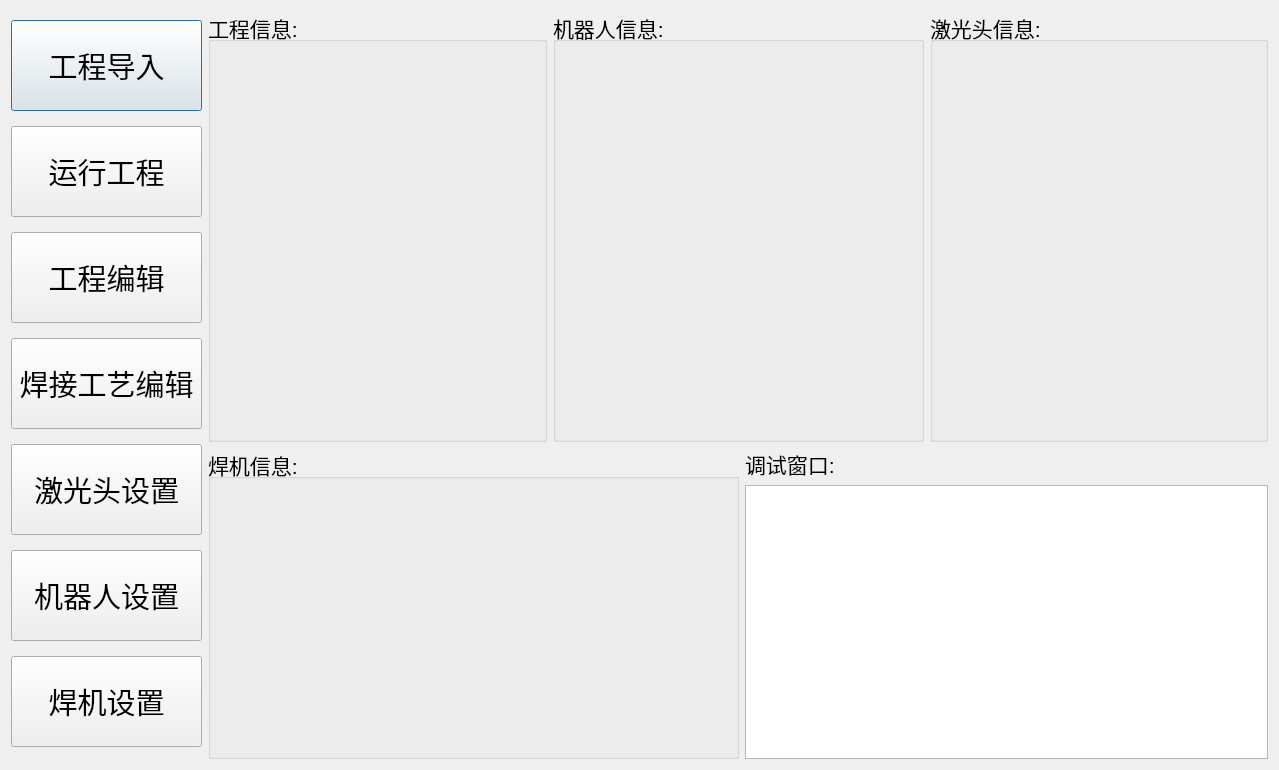
Before: the Qt Designer form qtweldingdlg.ui in qubo188612/qtwelding, drawn with Qt 5.
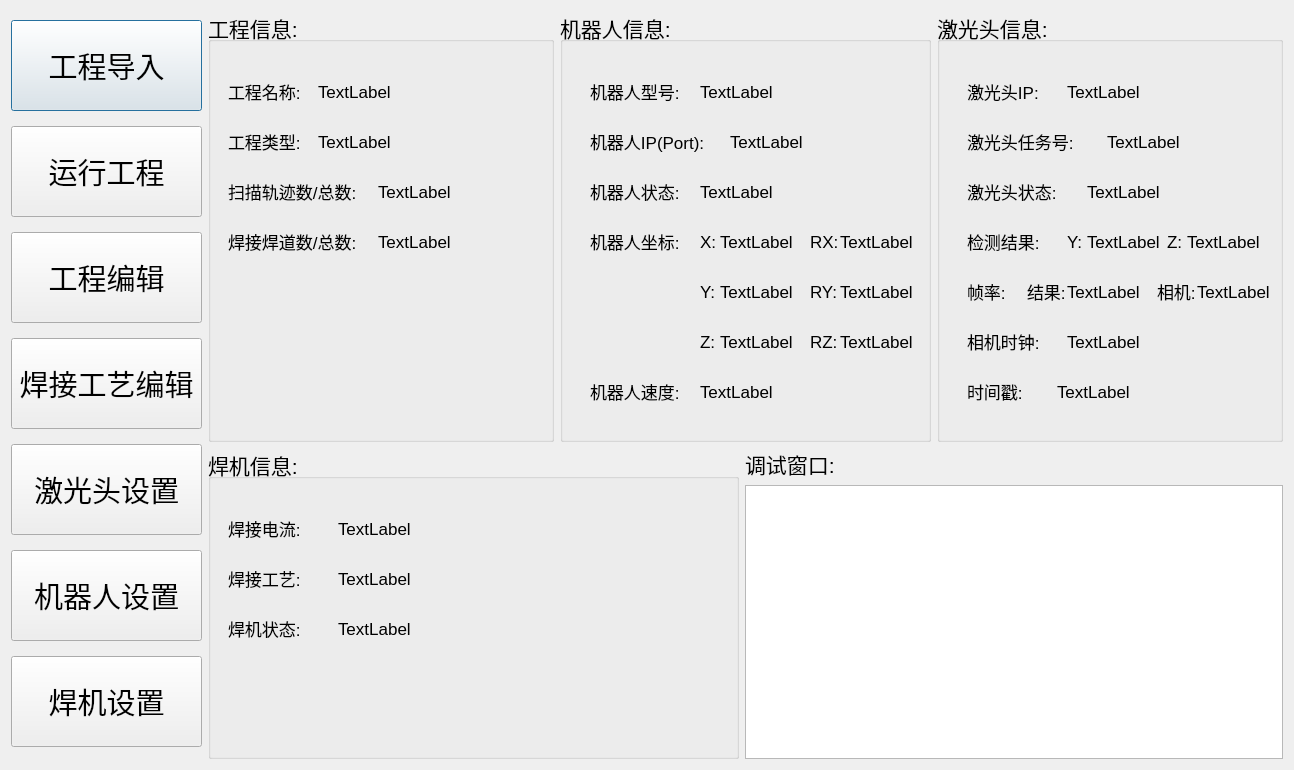
After: the same form once the commit is applied.

The edit to the form file:
```diff
--- a/qtweldingdlg.ui
+++ b/qtweldingdlg.ui
@@ -6,7 +6,7 @@
    <rect>
     <x>0</x>
     <y>0</y>
-    <width>1279</width>
+    <width>1294</width>
     <height>770</height>
    </rect>
   </property>
@@ -210,6 +210,150 @@
        <property name="title">
         <string>工程信息:</string>
        </property>
+       <widget class="QLabel" name="label_2">
+        <property name="geometry">
+         <rect>
+          <x>20</x>
+          <y>70</y>
+          <width>71</width>
+          <height>21</height>
+         </rect>
+        </property>
+        <property name="font">
+         <font>
+          <pointsize>13</pointsize>
+         </font>
+        </property>
+        <property name="text">
+         <string>工程名称:</string>
+        </property>
+       </widget>
+       <widget class="QLabel" name="project_name">
+        <property name="geometry">
+         <rect>
+          <x>110</x>
+          <y>70</y>
+          <width>221</width>
+          <height>21</height>
+         </rect>
+        </property>
+        <property name="font">
+         <font>
+          <pointsize>13</pointsize>
+         </font>
+        </property>
+        <property name="text">
+         <string>TextLabel</string>
+        </property>
+       </widget>
+       <widget class="QLabel" name="label_3">
+        <property name="geometry">
+         <rect>
+          <x>20</x>
+          <y>120</y>
+          <width>71</width>
+          <height>21</height>
+         </rect>
+        </property>
+        <property name="font">
+         <font>
+          <pointsize>13</pointsize>
+         </font>
+        </property>
+        <property name="text">
+         <string>工程类型:</string>
+        </property>
+       </widget>
+       <widget class="QLabel" name="project_Id">
+        <property name="geometry">
+         <rect>
+          <x>110</x>
+          <y>120</y>
+          <width>221</width>
+          <height>21</height>
+         </rect>
+        </property>
+        <property name="font">
+         <font>
+          <pointsize>13</pointsize>
+         </font>
+        </property>
+        <property name="text">
+         <string>TextLabel</string>
+        </property>
+       </widget>
+       <widget class="QLabel" name="label_4">
+        <property name="geometry">
+         <rect>
+          <x>20</x>
+          <y>170</y>
+          <width>131</width>
+          <height>21</height>
+         </rect>
+        </property>
+        <property name="font">
+         <font>
+          <pointsize>13</pointsize>
+         </font>
+        </property>
+        <property name="text">
+         <string>扫描轨迹数/总数:</string>
+        </property>
+       </widget>
+       <widget class="QLabel" name="label_5">
+        <property name="geometry">
+         <rect>
+          <x>20</x>
+          <y>220</y>
+          <width>131</width>
+          <height>21</height>
+         </rect>
+        </property>
+        <property name="font">
+         <font>
+          <pointsize>13</pointsize>
+         </font>
+        </property>
+        <property name="text">
+         <string>焊接焊道数/总数:</string>
+        </property>
+       </widget>
+       <widget class="QLabel" name="project_scannum">
+        <property name="geometry">
+         <rect>
+          <x>170</x>
+          <y>170</y>
+          <width>161</width>
+          <height>21</height>
+         </rect>
+        </property>
+        <property name="font">
+         <font>
+          <pointsize>13</pointsize>
+         </font>
+        </property>
+        <property name="text">
+         <string>TextLabel</string>
+        </property>
+       </widget>
+       <widget class="QLabel" name="project_weldnum">
+        <property name="geometry">
+         <rect>
+          <x>170</x>
+          <y>220</y>
+          <width>161</width>
+          <height>21</height>
+         </rect>
+        </property>
+        <property name="font">
+         <font>
+          <pointsize>13</pointsize>
+         </font>
+        </property>
+        <property name="text">
+         <string>TextLabel</string>
+        </property>
+       </widget>
       </widget>
      </item>
      <item>
@@ -234,6 +378,384 @@
        <property name="title">
         <string>机器人信息:</string>
        </property>
+       <widget class="QLabel" name="label_6">
+        <property name="geometry">
+         <rect>
+          <x>30</x>
+          <y>70</y>
+          <width>91</width>
+          <height>21</height>
+         </rect>
+        </property>
+        <property name="font">
+         <font>
+          <pointsize>13</pointsize>
+         </font>
+        </property>
+        <property name="text">
+         <string>机器人型号:</string>
+        </property>
+       </widget>
+       <widget class="QLabel" name="label_7">
+        <property name="geometry">
+         <rect>
+          <x>30</x>
+          <y>120</y>
+          <width>121</width>
+          <height>21</height>
+         </rect>
+        </property>
+        <property name="font">
+         <font>
+          <pointsize>13</pointsize>
+         </font>
+        </property>
+        <property name="text">
+         <string>机器人IP(Port):</string>
+        </property>
+       </widget>
+       <widget class="QLabel" name="label_8">
+        <property name="geometry">
+         <rect>
+          <x>30</x>
+          <y>170</y>
+          <width>91</width>
+          <height>21</height>
+         </rect>
+        </property>
+        <property name="font">
+         <font>
+          <pointsize>13</pointsize>
+         </font>
+        </property>
+        <property name="text">
+         <string>机器人状态:</string>
+        </property>
+       </widget>
+       <widget class="QLabel" name="label_9">
+        <property name="geometry">
+         <rect>
+          <x>30</x>
+          <y>220</y>
+          <width>91</width>
+          <height>21</height>
+         </rect>
+        </property>
+        <property name="font">
+         <font>
+          <pointsize>13</pointsize>
+         </font>
+        </property>
+        <property name="text">
+         <string>机器人坐标:</string>
+        </property>
+       </widget>
+       <widget class="QLabel" name="robot_model">
+        <property name="geometry">
+         <rect>
+          <x>140</x>
+          <y>70</y>
+          <width>221</width>
+          <height>21</height>
+         </rect>
+        </property>
+        <property name="font">
+         <font>
+          <pointsize>13</pointsize>
+         </font>
+        </property>
+        <property name="text">
+         <string>TextLabel</string>
+        </property>
+       </widget>
+       <widget class="QLabel" name="robot_ip_port">
+        <property name="geometry">
+         <rect>
+          <x>170</x>
+          <y>120</y>
+          <width>191</width>
+          <height>21</height>
+         </rect>
+        </property>
+        <property name="font">
+         <font>
+          <pointsize>13</pointsize>
+         </font>
+        </property>
+        <property name="text">
+         <string>TextLabel</string>
+        </property>
+       </widget>
+       <widget class="QLabel" name="robot_state">
+        <property name="geometry">
+         <rect>
+          <x>140</x>
+          <y>170</y>
+          <width>221</width>
+          <height>21</height>
+         </rect>
+        </property>
+        <property name="font">
+         <font>
+          <pointsize>13</pointsize>
+         </font>
+        </property>
+        <property name="text">
+         <string>TextLabel</string>
+        </property>
+       </widget>
+       <widget class="QLabel" name="label_17">
+        <property name="geometry">
+         <rect>
+          <x>140</x>
+          <y>220</y>
+          <width>21</width>
+          <height>21</height>
+         </rect>
+        </property>
+        <property name="font">
+         <font>
+          <pointsize>13</pointsize>
+         </font>
+        </property>
+        <property name="text">
+         <string>X:</string>
+        </property>
+       </widget>
+       <widget class="QLabel" name="label_18">
+        <property name="geometry">
+         <rect>
+          <x>140</x>
+          <y>270</y>
+          <width>21</width>
+          <height>21</height>
+         </rect>
+        </property>
+        <property name="font">
+         <font>
+          <pointsize>13</pointsize>
+         </font>
+        </property>
+        <property name="text">
+         <string>Y:</string>
+        </property>
+       </widget>
+       <widget class="QLabel" name="label_19">
+        <property name="geometry">
+         <rect>
+          <x>140</x>
+          <y>320</y>
+          <width>21</width>
+          <height>21</height>
+         </rect>
+        </property>
+        <property name="font">
+         <font>
+          <pointsize>13</pointsize>
+         </font>
+        </property>
+        <property name="text">
+         <string>Z:</string>
+        </property>
+       </widget>
+       <widget class="QLabel" name="label_20">
+        <property name="geometry">
+         <rect>
+          <x>250</x>
+          <y>220</y>
+          <width>31</width>
+          <height>21</height>
+         </rect>
+        </property>
+        <property name="font">
+         <font>
+          <pointsize>13</pointsize>
+         </font>
+        </property>
+        <property name="text">
+         <string>RX:</string>
+        </property>
+       </widget>
+       <widget class="QLabel" name="label_21">
+        <property name="geometry">
+         <rect>
+          <x>250</x>
+          <y>270</y>
+          <width>31</width>
+          <height>21</height>
+         </rect>
+        </property>
+        <property name="font">
+         <font>
+          <pointsize>13</pointsize>
+         </font>
+        </property>
+        <property name="text">
+         <string>RY:</string>
+        </property>
+       </widget>
+       <widget class="QLabel" name="label_22">
+        <property name="geometry">
+         <rect>
+          <x>250</x>
+          <y>320</y>
+          <width>31</width>
+          <height>21</height>
+         </rect>
+        </property>
+        <property name="font">
+         <font>
+          <pointsize>13</pointsize>
+         </font>
+        </property>
+        <property name="text">
+         <string>RZ:</string>
+        </property>
+       </widget>
+       <widget class="QLabel" name="robot_pos_x">
+        <property name="geometry">
+         <rect>
+          <x>160</x>
+          <y>220</y>
+          <width>81</width>
+          <height>21</height>
+         </rect>
+        </property>
+        <property name="font">
+         <font>
+          <pointsize>13</pointsize>
+         </font>
+        </property>
+        <property name="text">
+         <string>TextLabel</string>
+        </property>
+       </widget>
+       <widget class="QLabel" name="robot_pos_y">
+        <property name="geometry">
+         <rect>
+          <x>160</x>
+          <y>270</y>
+          <width>81</width>
+          <height>21</height>
+         </rect>
+        </property>
+        <property name="font">
+         <font>
+          <pointsize>13</pointsize>
+         </font>
+        </property>
+        <property name="text">
+         <string>TextLabel</string>
+        </property>
+       </widget>
+       <widget class="QLabel" name="robot_pos_z">
+        <property name="geometry">
+         <rect>
+          <x>160</x>
+          <y>320</y>
+          <width>81</width>
+          <height>21</height>
+         </rect>
+        </property>
+        <property name="font">
+         <font>
+          <pointsize>13</pointsize>
+         </font>
+        </property>
+        <property name="text">
+         <string>TextLabel</string>
+        </property>
+       </widget>
+       <widget class="QLabel" name="robot_pos_rx">
+        <property name="geometry">
+         <rect>
+          <x>280</x>
+          <y>220</y>
+          <width>81</width>
+          <height>21</height>
+         </rect>
+        </property>
+        <property name="font">
+         <font>
+          <pointsize>13</pointsize>
+         </font>
+        </property>
+        <property name="text">
+         <string>TextLabel</string>
+        </property>
+       </widget>
+       <widget class="QLabel" name="robot_pos_ry">
+        <property name="geometry">
+         <rect>
+          <x>280</x>
+          <y>270</y>
+          <width>81</width>
+          <height>21</height>
+         </rect>
+        </property>
+        <property name="font">
+         <font>
+          <pointsize>13</pointsize>
+         </font>
+        </property>
+        <property name="text">
+         <string>TextLabel</string>
+        </property>
+       </widget>
+       <widget class="QLabel" name="robot_pos_rz">
+        <property name="geometry">
+         <rect>
+          <x>280</x>
+          <y>320</y>
+          <width>81</width>
+          <height>21</height>
+         </rect>
+        </property>
+        <property name="font">
+         <font>
+          <pointsize>13</pointsize>
+         </font>
+        </property>
+        <property name="text">
+         <string>TextLabel</string>
+        </property>
+       </widget>
+       <widget class="QLabel" name="label_10">
+        <property name="geometry">
+         <rect>
+          <x>30</x>
+          <y>370</y>
+          <width>91</width>
+          <height>21</height>
+         </rect>
+        </property>
+        <property name="font">
+         <font>
+          <pointsize>13</pointsize>
+         </font>
+        </property>
+        <property name="text">
+         <string>机器人速度:</string>
+        </property>
+       </widget>
+       <widget class="QLabel" name="robot_speed">
+        <property name="geometry">
+         <rect>
+          <x>140</x>
+          <y>370</y>
+          <width>221</width>
+          <height>21</height>
+         </rect>
+        </property>
+        <property name="font">
+         <font>
+          <pointsize>13</pointsize>
+         </font>
+        </property>
+        <property name="text">
+         <string>TextLabel</string>
+        </property>
+       </widget>
       </widget>
      </item>
      <item>
@@ -258,6 +780,366 @@
        <property name="title">
         <string>激光头信息:</string>
        </property>
+       <widget class="QLabel" name="label_11">
+        <property name="geometry">
+         <rect>
+          <x>30</x>
+          <y>120</y>
+          <width>111</width>
+          <height>21</height>
+         </rect>
+        </property>
+        <property name="font">
+         <font>
+          <pointsize>13</pointsize>
+         </font>
+        </property>
+        <property name="text">
+         <string>激光头任务号:</string>
+        </property>
+       </widget>
+       <widget class="QLabel" name="label_12">
+        <property name="geometry">
+         <rect>
+          <x>30</x>
+          <y>170</y>
+          <width>91</width>
+          <height>21</height>
+         </rect>
+        </property>
+        <property name="font">
+         <font>
+          <pointsize>13</pointsize>
+         </font>
+        </property>
+        <property name="text">
+         <string>激光头状态:</string>
+        </property>
+       </widget>
+       <widget class="QLabel" name="label_13">
+        <property name="geometry">
+         <rect>
+          <x>30</x>
+          <y>220</y>
+          <width>81</width>
+          <height>21</height>
+         </rect>
+        </property>
+        <property name="font">
+         <font>
+          <pointsize>13</pointsize>
+         </font>
+        </property>
+        <property name="text">
+         <string>检测结果:</string>
+        </property>
+       </widget>
+       <widget class="QLabel" name="leaser_pos_y">
+        <property name="geometry">
+         <rect>
+          <x>150</x>
+          <y>220</y>
+          <width>81</width>
+          <height>21</height>
+         </rect>
+        </property>
+        <property name="font">
+         <font>
+          <pointsize>13</pointsize>
+         </font>
+        </property>
+        <property name="text">
+         <string>TextLabel</string>
+        </property>
+       </widget>
+       <widget class="QLabel" name="robot_state_8">
+        <property name="geometry">
+         <rect>
+          <x>230</x>
+          <y>220</y>
+          <width>21</width>
+          <height>21</height>
+         </rect>
+        </property>
+        <property name="font">
+         <font>
+          <pointsize>13</pointsize>
+         </font>
+        </property>
+        <property name="text">
+         <string>Z:</string>
+        </property>
+       </widget>
+       <widget class="QLabel" name="label_23">
+        <property name="geometry">
+         <rect>
+          <x>130</x>
+          <y>220</y>
+          <width>21</width>
+          <height>21</height>
+         </rect>
+        </property>
+        <property name="font">
+         <font>
+          <pointsize>13</pointsize>
+         </font>
+        </property>
+        <property name="text">
+         <string>Y:</string>
+        </property>
+       </widget>
+       <widget class="QLabel" name="leaser_pos_z">
+        <property name="geometry">
+         <rect>
+          <x>250</x>
+          <y>220</y>
+          <width>91</width>
+          <height>21</height>
+         </rect>
+        </property>
+        <property name="font">
+         <font>
+          <pointsize>13</pointsize>
+         </font>
+        </property>
+        <property name="text">
+         <string>TextLabel</string>
+        </property>
+       </widget>
+       <widget class="QLabel" name="label_14">
+        <property name="geometry">
+         <rect>
+          <x>30</x>
+          <y>270</y>
+          <width>41</width>
+          <height>21</height>
+         </rect>
+        </property>
+        <property name="font">
+         <font>
+          <pointsize>13</pointsize>
+         </font>
+        </property>
+        <property name="text">
+         <string>帧率:</string>
+        </property>
+       </widget>
+       <widget class="QLabel" name="leaser_tasknum">
+        <property name="geometry">
+         <rect>
+          <x>170</x>
+          <y>120</y>
+          <width>171</width>
+          <height>21</height>
+         </rect>
+        </property>
+        <property name="font">
+         <font>
+          <pointsize>13</pointsize>
+         </font>
+        </property>
+        <property name="text">
+         <string>TextLabel</string>
+        </property>
+       </widget>
+       <widget class="QLabel" name="leaser_state">
+        <property name="geometry">
+         <rect>
+          <x>150</x>
+          <y>170</y>
+          <width>191</width>
+          <height>21</height>
+         </rect>
+        </property>
+        <property name="font">
+         <font>
+          <pointsize>13</pointsize>
+         </font>
+        </property>
+        <property name="text">
+         <string>TextLabel</string>
+        </property>
+       </widget>
+       <widget class="QLabel" name="leaser_result_fps">
+        <property name="geometry">
+         <rect>
+          <x>130</x>
+          <y>270</y>
+          <width>81</width>
+          <height>21</height>
+         </rect>
+        </property>
+        <property name="font">
+         <font>
+          <pointsize>13</pointsize>
+         </font>
+        </property>
+        <property name="text">
+         <string>TextLabel</string>
+        </property>
+       </widget>
+       <widget class="QLabel" name="label_16">
+        <property name="geometry">
+         <rect>
+          <x>30</x>
+          <y>320</y>
+          <width>81</width>
+          <height>21</height>
+         </rect>
+        </property>
+        <property name="font">
+         <font>
+          <pointsize>13</pointsize>
+         </font>
+        </property>
+        <property name="text">
+         <string>相机时钟:</string>
+        </property>
+       </widget>
+       <widget class="QLabel" name="leaser_time">
+        <property name="geometry">
+         <rect>
+          <x>130</x>
+          <y>320</y>
+          <width>201</width>
+          <height>21</height>
+         </rect>
+        </property>
+        <property name="font">
+         <font>
+          <pointsize>13</pointsize>
+         </font>
+        </property>
+        <property name="text">
+         <string>TextLabel</string>
+        </property>
+       </widget>
+       <widget class="QLabel" name="label_24">
+        <property name="geometry">
+         <rect>
+          <x>30</x>
+          <y>370</y>
+          <width>81</width>
+          <height>21</height>
+         </rect>
+        </property>
+        <property name="font">
+         <font>
+          <pointsize>13</pointsize>
+         </font>
+        </property>
+        <property name="text">
+         <string>时间戳:</string>
+        </property>
+       </widget>
+       <widget class="QLabel" name="leaser_timestamp">
+        <property name="geometry">
+         <rect>
+          <x>120</x>
+          <y>370</y>
+          <width>221</width>
+          <height>21</height>
+         </rect>
+        </property>
+        <property name="font">
+         <font>
+          <pointsize>13</pointsize>
+         </font>
+        </property>
+        <property name="text">
+         <string>TextLabel</string>
+        </property>
+       </widget>
+       <widget class="QLabel" name="label_15">
+        <property name="geometry">
+         <rect>
+          <x>30</x>
+          <y>70</y>
+          <width>71</width>
+          <height>21</height>
+         </rect>
+        </property>
+        <property name="font">
+         <font>
+          <pointsize>13</pointsize>
+         </font>
+        </property>
+        <property name="text">
+         <string>激光头IP:</string>
+        </property>
+       </widget>
+       <widget class="QLabel" name="label_25">
+        <property name="geometry">
+         <rect>
+          <x>90</x>
+          <y>270</y>
+          <width>41</width>
+          <height>21</height>
+         </rect>
+        </property>
+        <property name="font">
+         <font>
+          <pointsize>13</pointsize>
+         </font>
+        </property>
+        <property name="text">
+         <string>结果:</string>
+        </property>
+       </widget>
+       <widget class="QLabel" name="leaser_camera_fps">
+        <property name="geometry">
+         <rect>
+          <x>260</x>
+          <y>270</y>
+          <width>81</width>
+          <height>21</height>
+         </rect>
+        </property>
+        <property name="font">
+         <font>
+          <pointsize>13</pointsize>
+         </font>
+        </property>
+        <property name="text">
+         <string>TextLabel</string>
+        </property>
+       </widget>
+       <widget class="QLabel" name="label_26">
+        <property name="geometry">
+         <rect>
+          <x>220</x>
+          <y>270</y>
+          <width>41</width>
+          <height>21</height>
+         </rect>
+        </property>
+        <property name="font">
+         <font>
+          <pointsize>13</pointsize>
+         </font>
+        </property>
+        <property name="text">
+         <string>相机:</string>
+        </property>
+       </widget>
+       <widget class="QLabel" name="leaser_ip">
+        <property name="geometry">
+         <rect>
+          <x>130</x>
+          <y>70</y>
+          <width>211</width>
+          <height>21</height>
+         </rect>
+        </property>
+        <property name="font">
+         <font>
+          <pointsize>13</pointsize>
+         </font>
+        </property>
+        <property name="text">
+         <string>TextLabel</string>
+        </property>
+       </widget>
       </widget>
      </item>
     </layout>
@@ -286,6 +1168,114 @@
        <property name="title">
         <string>焊机信息:</string>
        </property>
+       <widget class="QLabel" name="label_27">
+        <property name="geometry">
+         <rect>
+          <x>20</x>
+          <y>70</y>
+          <width>81</width>
+          <height>21</height>
+         </rect>
+        </property>
+        <property name="font">
+         <font>
+          <pointsize>13</pointsize>
+         </font>
+        </property>
+        <property name="text">
+         <string>焊接电流:</string>
+        </property>
+       </widget>
+       <widget class="QLabel" name="weld_current">
+        <property name="geometry">
+         <rect>
+          <x>130</x>
+          <y>70</y>
+          <width>221</width>
+          <height>21</height>
+         </rect>
+        </property>
+        <property name="font">
+         <font>
+          <pointsize>13</pointsize>
+         </font>
+        </property>
+        <property name="text">
+         <string>TextLabel</string>
+        </property>
+       </widget>
+       <widget class="QLabel" name="label_28">
+        <property name="geometry">
+         <rect>
+          <x>20</x>
+          <y>120</y>
+          <width>81</width>
+          <height>21</height>
+         </rect>
+        </property>
+        <property name="font">
+         <font>
+          <pointsize>13</pointsize>
+         </font>
+        </property>
+        <property name="text">
+         <string>焊接工艺:</string>
+        </property>
+       </widget>
+       <widget class="QLabel" name="weld_process">
+        <property name="geometry">
+         <rect>
+          <x>130</x>
+          <y>120</y>
+          <width>221</width>
+          <height>21</height>
+         </rect>
+        </property>
+        <property name="font">
+         <font>
+          <pointsize>13</pointsize>
+         </font>
+        </property>
+        <property name="text">
+         <string>TextLabel</string>
+        </property>
+       </widget>
+       <widget class="QLabel" name="label_29">
+        <property name="geometry">
+         <rect>
+          <x>20</x>
+          <y>170</y>
+          <width>81</width>
+          <height>21</height>
+         </rect>
+        </property>
+        <property name="font">
+         <font>
+          <pointsize>13</pointsize>
+         </font>
+        </property>
+        <property name="text">
+         <string>焊机状态:</string>
+        </property>
+       </widget>
+       <widget class="QLabel" name="weld_state">
+        <property name="geometry">
+         <rect>
+          <x>130</x>
+          <y>170</y>
+          <width>221</width>
+          <height>21</height>
+         </rect>
+        </property>
+        <property name="font">
+         <font>
+          <pointsize>13</pointsize>
+         </font>
+        </property>
+        <property name="text">
+         <string>TextLabel</string>
+        </property>
+       </widget>
       </widget>
      </item>
      <item row="0" column="1">
```
Left out of the diff: 349 changed lines with no effect on the pictures.
